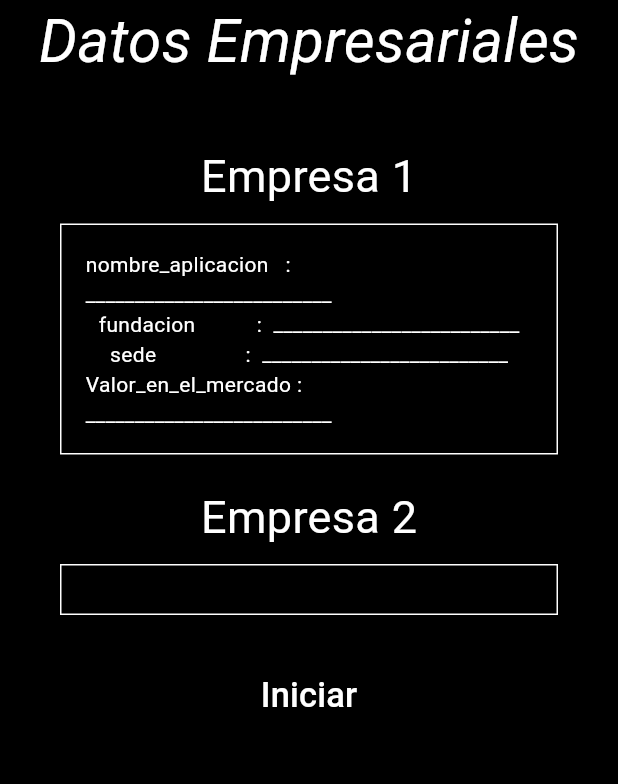
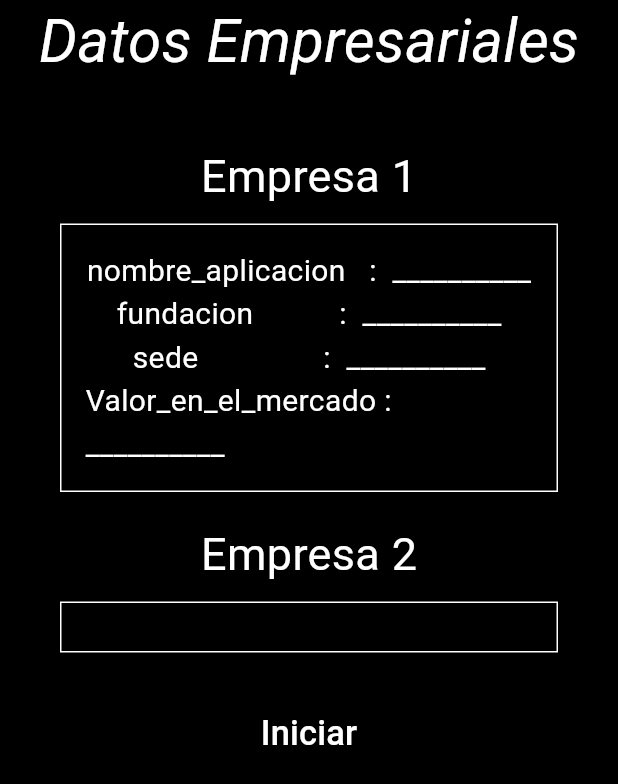
Before and after one commit to julio763284/Proyecto-21-08-2025, a Flutter app: the screen it shows after launch, on a phone screen of 412 x 824 dp. Shown: the top 784 px of the screen. Run offline on Flutter 3.47's test engine with Material 3 defaults, Android fonts, the phone set to English and light mode, and no system bars; our stand-ins replace bloc, equatable, flutter_bloc.

Commit message:
Actualizacion de las vistas del primer cuadro

```diff
--- a/app/lib/features/Cubit/cubit.dart
+++ b/app/lib/features/Cubit/cubit.dart
@@ -12,7 +12,7 @@ class Manejadordeestados extends Cubit<EstadoCentral> {
     emit(EstadoCargando());
     final url = Uri.parse("https://gist.githubusercontent.com/julio763284/747854e8547135bdb93203aa23bb342f/raw/9c083bb2282202557e7d4797a34d422b5213e8f3/gistfile1.txt");
     final response = await http.get(url);
-    if (response.statusCode == 200) {
+    if (response.statusCode == 201) {
     final info = jsonDecode(response.body);
     Modelo data = Modelo(info);
     emit(EstadoExitoso(data));
--- a/app/lib/features/Widgets/Vistas1cuadro.dart
+++ b/app/lib/features/Widgets/Vistas1cuadro.dart
@@ -31,20 +31,20 @@ class Cuadro1 extends StatelessWidget {
       crossAxisAlignment: CrossAxisAlignment.center,
       children: [
         Text(
-          "nombre_aplicacion   :  _________________________",
-          style: TextStyle(color: Colors.white),
+          "nombre_aplicacion   :  __________",
+          style: TextStyle(color: Colors.white, fontSize: 20),
         ),
         Text(
-          "fundacion           :  _________________________",
-          style: TextStyle(color: Colors.white),
+          "fundacion           :  __________",
+          style: TextStyle(color: Colors.white, fontSize: 20),
         ),
         Text(
-          "sede                :  _________________________",
-          style: TextStyle(color: Colors.white),
+          "sede                :  __________",
+          style: TextStyle(color: Colors.white, fontSize: 20),
         ),
         Text(
-          "Valor_en_el_mercado :  _________________________",
-          style: TextStyle(color: Colors.white),
+          "Valor_en_el_mercado :  __________",
+          style: TextStyle(color: Colors.white, fontSize: 20),
         ),
       ],
     );
@@ -59,10 +59,14 @@ class Cuadro1 extends StatelessWidget {
     return Column(
       crossAxisAlignment: CrossAxisAlignment.center,
       children: [
-        Text("nombre_aplicacion   : ${info.nombreEmpresa} "),
-        Text("fundacion           : ${info.fundacion}"),
-        Text("sede                : ${info.sede}"),
-        Text("Valor_en_el_mercado : ${info.valorenbolsa}"),
+        Text(
+          "nombre_aplicacion : ${info.nombreEmpresa}", style: TextStyle(color: Colors.white, fontSize: 20), textAlign: TextAlign.center,),
+        Text(
+          "fundacion :  ${info.fundacion}", style: TextStyle(color: Colors.white, fontSize: 20), textAlign: TextAlign.center),
+        Text(
+          "sede :  ${info.sede}", style: TextStyle(color: Colors.white, fontSize: 20), textAlign: TextAlign.center),
+        Text(
+          "Valor_en_el_mercado :  ${info.valorenbolsa}", style: TextStyle(color: Colors.white, fontSize: 20), textAlign: TextAlign.center),
       ],
     );
   }
```
